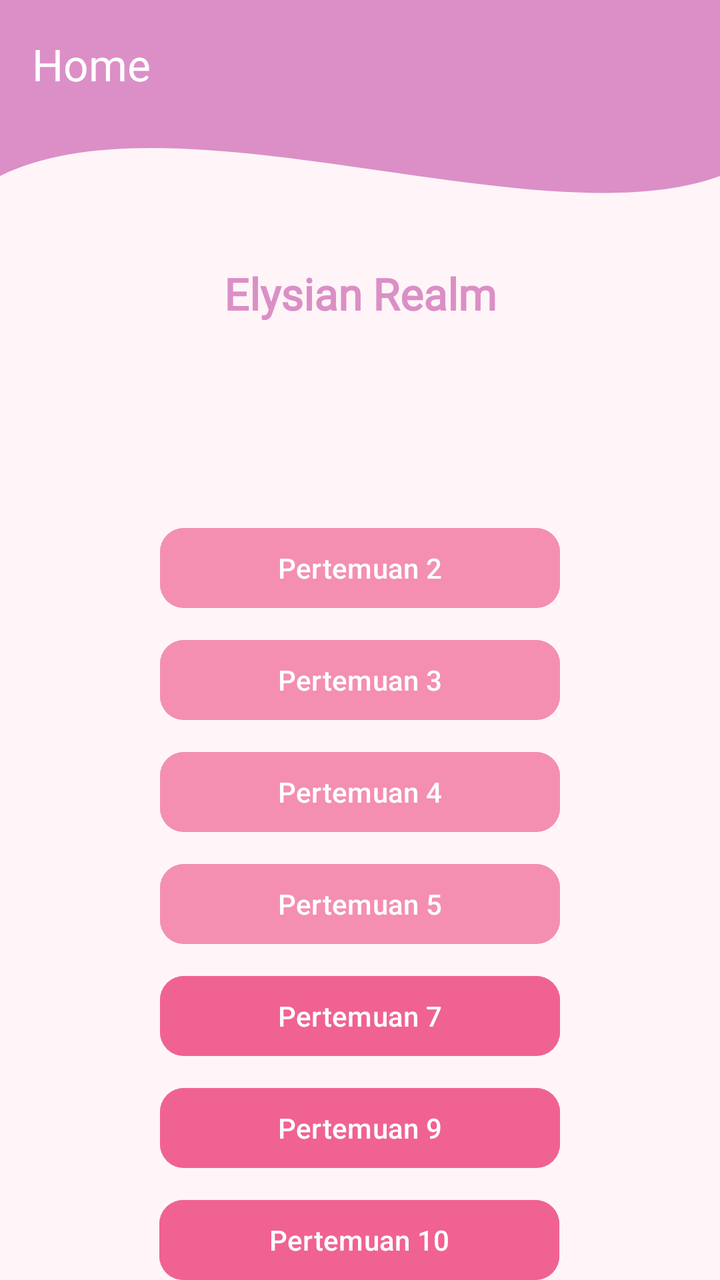
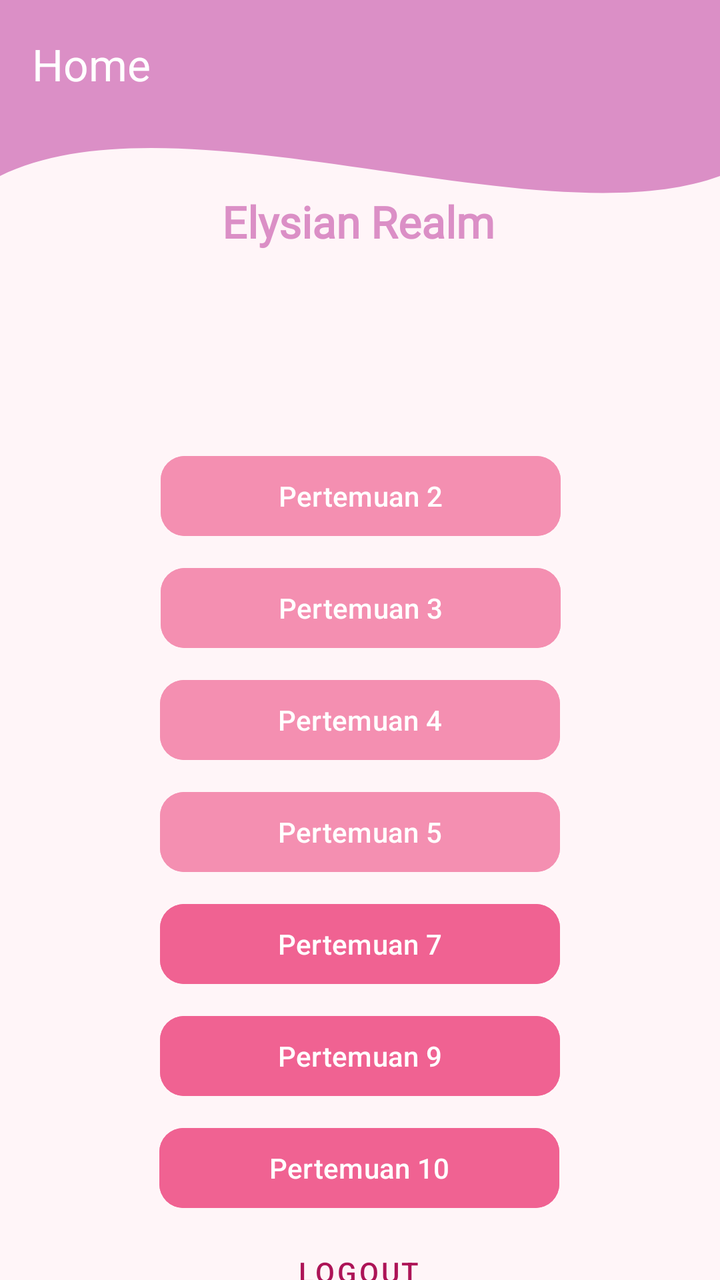

Two renders of the same Android screen: before a commit and after it. Below are the layout's source before the change and the commit's diff.
<!-- AndroidManifest.xml: application theme Theme.BellApps -->
<!-- res/layout/fragment_home.xml -->
<?xml version="1.0" encoding="utf-8"?>
<androidx.constraintlayout.widget.ConstraintLayout xmlns:android="http://schemas.android.com/apk/res/android"
    xmlns:tools="http://schemas.android.com/tools"
    android:layout_width="match_parent"
    android:layout_height="match_parent"
    xmlns:app="http://schemas.android.com/apk/res-auto"
    android:background="#FFF5F8"
    tools:context=".Home.HomeFragment">

    <View
        android:id="@+id/background_header"
        android:layout_width="0dp"
        android:layout_height="220dp"
        android:background="@drawable/bg_header_wave"
        app:layout_constraintStart_toStartOf="parent"
        app:layout_constraintEnd_toEndOf="parent"
        app:layout_constraintTop_toTopOf="parent"/>

    <androidx.appcompat.widget.Toolbar
        android:id="@+id/toolbar"
        android:layout_width="match_parent"
        android:layout_height="?attr/actionBarSize"
        android:background="@android:color/transparent"
        app:layout_constraintEnd_toEndOf="parent"
        app:layout_constraintStart_toStartOf="parent"
        app:layout_constraintTop_toTopOf="parent"
        app:title="Home"
        app:titleTextColor="#FFFFFF" />

    <TextView
        android:id="@+id/textView5"
        android:layout_width="wrap_content"
        android:layout_height="wrap_content"
        android:layout_marginTop="132dp"
        android:fontFamily="@font/tegaksambung"
        android:text="Elysian Realm"
        android:textColor="@color/bg"
        android:textSize="22sp"
        android:textStyle="bold"
        app:layout_constraintEnd_toEndOf="parent"
        app:layout_constraintStart_toStartOf="parent"
        app:layout_constraintTop_toTopOf="parent" />

    <com.google.android.material.button.MaterialButton
        android:id="@+id/btnToSec"
        android:layout_width="200dp"
        android:layout_height="wrap_content"
        android:layout_marginTop="40dp"
        android:text="Pertemuan 2"
        android:textAllCaps="false"
        android:backgroundTint="#F48FB1"
        app:cornerRadius="12dp"
        app:layout_constraintEnd_toEndOf="parent"
        app:layout_constraintStart_toStartOf="parent"
        app:layout_constraintTop_toBottomOf="@+id/background_header" />

    <com.google.android.material.button.MaterialButton
        android:id="@+id/btnToThird"
        android:layout_width="200dp"
        android:layout_height="wrap_content"
        android:layout_marginTop="8dp"
        android:text="Pertemuan 3"
        android:textAllCaps="false"
        android:backgroundTint="#F48FB1"
        app:cornerRadius="12dp"
        app:layout_constraintEnd_toEndOf="parent"
        app:layout_constraintStart_toStartOf="parent"
        app:layout_constraintTop_toBottomOf="@+id/btnToSec" />

    <com.google.android.material.button.MaterialButton
        android:id="@+id/btnToFourth"
        android:layout_width="200dp"
        android:layout_height="wrap_content"
        android:layout_marginTop="8dp"
        android:text="Pertemuan 4"
        android:textAllCaps="false"
        android:backgroundTint="#F48FB1"
        app:cornerRadius="12dp"
        app:layout_constraintEnd_toEndOf="parent"
        app:layout_constraintStart_toStartOf="parent"
        app:layout_constraintTop_toBottomOf="@+id/btnToThird" />

    <com.google.android.material.button.MaterialButton
        android:id="@+id/btnToFifth"
        android:layout_width="200dp"
        android:layout_height="wrap_content"
        android:layout_marginTop="8dp"
        android:text="Pertemuan 5"
        android:textAllCaps="false"
        android:backgroundTint="#F48FB1"
        app:cornerRadius="12dp"
        app:layout_constraintEnd_toEndOf="parent"
        app:layout_constraintStart_toStartOf="parent"
        app:layout_constraintTop_toBottomOf="@+id/btnToFourth" />

    <com.google.android.material.button.MaterialButton
        android:id="@+id/btnToSeventh"
        android:layout_width="200dp"
        android:layout_height="wrap_content"
        android:layout_marginTop="8dp"
        android:text="Pertemuan 7"
        android:textAllCaps="false"
        android:backgroundTint="#F06292"
        app:cornerRadius="12dp"
        app:layout_constraintEnd_toEndOf="parent"
        app:layout_constraintStart_toStartOf="parent"
        app:layout_constraintTop_toBottomOf="@+id/btnToFifth" />


    <com.google.android.material.button.MaterialButton
        android:id="@+id/btnToNinth"
        android:layout_width="200dp"
        android:layout_height="wrap_content"
        android:layout_marginTop="8dp"
        android:text="Pertemuan 9"
        android:textAllCaps="false"
        android:backgroundTint="#F06292"
        app:cornerRadius="12dp"
        app:layout_constraintEnd_toEndOf="parent"
        app:layout_constraintStart_toStartOf="parent"
        app:layout_constraintTop_toBottomOf="@+id/btnToSeventh" />


    <com.google.android.material.button.MaterialButton
        android:id="@+id/btnToTenth"
        android:layout_width="200dp"
        android:layout_height="wrap_content"
        android:layout_marginTop="8dp"
        android:backgroundTint="#F06292"
        android:text="Pertemuan 10"
        android:textAllCaps="false"
        app:cornerRadius="12dp"
        app:layout_constraintEnd_toEndOf="parent"
        app:layout_constraintHorizontal_bias="0.497"
        app:layout_constraintStart_toStartOf="parent"
        app:layout_constraintTop_toBottomOf="@+id/btnToNinth" />

    <com.google.android.material.button.MaterialButton
        android:id="@+id/btnlogout"
        style="@style/Widget.MaterialComponents.Button.TextButton"
        android:layout_width="wrap_content"
        android:layout_height="wrap_content"
        android:layout_marginTop="20dp"
        android:text="Logout"
        android:textColor="#AD1457"
        app:layout_constraintEnd_toEndOf="parent"
        app:layout_constraintHorizontal_bias="0.498"
        app:layout_constraintStart_toStartOf="parent"
        app:layout_constraintTop_toBottomOf="@+id/btnToTenth" />

</androidx.constraintlayout.widget.ConstraintLayout>
<!-- resources referenced by this layout -->
<resources>
  <color name="bg">#DB8FC6</color>
  <!-- drawable bg_header_wave (drawable) -->
  <vector xmlns:android="http://schemas.android.com/apk/res/android"
      android:width="100dp"
      android:height="100dp"
      android:viewportWidth="100"
      android:viewportHeight="100">
  
      <path
          android:fillColor="@color/bg"
          android:pathData="
              M0,0
              L100,0
              L100,40
              C 75,55
                25,20
                0,40
              Z" />
  </vector>
  <style name="Theme.BellApps" parent="Base.Theme.BellApps" />
  <style name="Base.Theme.BellApps" parent="Theme.Material3.DayNight.NoActionBar">
          
          
      </style>
</resources>

<!-- the commit's change to res/layout/fragment_home.xml (unified diff, before → after) -->
@@ -31,13 +31,14 @@
         android:id="@+id/textView5"
         android:layout_width="wrap_content"
         android:layout_height="wrap_content"
-        android:layout_marginTop="132dp"
+        android:layout_marginTop="96dp"
         android:fontFamily="@font/tegaksambung"
         android:text="Elysian Realm"
         android:textColor="@color/bg"
         android:textSize="22sp"
         android:textStyle="bold"
         app:layout_constraintEnd_toEndOf="parent"
+        app:layout_constraintHorizontal_bias="0.497"
         app:layout_constraintStart_toStartOf="parent"
         app:layout_constraintTop_toTopOf="parent" />
 
@@ -45,12 +46,13 @@
         android:id="@+id/btnToSec"
         android:layout_width="200dp"
         android:layout_height="wrap_content"
-        android:layout_marginTop="40dp"
+        android:layout_marginTop="4dp"
+        android:backgroundTint="#F48FB1"
         android:text="Pertemuan 2"
         android:textAllCaps="false"
-        android:backgroundTint="#F48FB1"
         app:cornerRadius="12dp"
         app:layout_constraintEnd_toEndOf="parent"
+        app:layout_constraintHorizontal_bias="0.502"
         app:layout_constraintStart_toStartOf="parent"
         app:layout_constraintTop_toBottomOf="@+id/background_header" />
 
@@ -59,11 +61,12 @@
         android:layout_width="200dp"
         android:layout_height="wrap_content"
         android:layout_marginTop="8dp"
+        android:backgroundTint="#F48FB1"
         android:text="Pertemuan 3"
         android:textAllCaps="false"
-        android:backgroundTint="#F48FB1"
         app:cornerRadius="12dp"
         app:layout_constraintEnd_toEndOf="parent"
+        app:layout_constraintHorizontal_bias="0.502"
         app:layout_constraintStart_toStartOf="parent"
         app:layout_constraintTop_toBottomOf="@+id/btnToSec" />
 
@@ -135,12 +138,13 @@
         app:layout_constraintStart_toStartOf="parent"
         app:layout_constraintTop_toBottomOf="@+id/btnToNinth" />
 
+
     <com.google.android.material.button.MaterialButton
         android:id="@+id/btnlogout"
         style="@style/Widget.MaterialComponents.Button.TextButton"
         android:layout_width="wrap_content"
         android:layout_height="wrap_content"
-        android:layout_marginTop="20dp"
+        android:layout_marginTop="4dp"
         android:text="Logout"
         android:textColor="#AD1457"
         app:layout_constraintEnd_toEndOf="parent"
@@ -148,4 +152,13 @@
         app:layout_constraintStart_toStartOf="parent"
         app:layout_constraintTop_toBottomOf="@+id/btnToTenth" />
 
+    <androidx.recyclerview.widget.RecyclerView
+        android:id="@+id/rvGallery"
+        android:layout_width="match_parent"
+        android:layout_height="0dp"
+        android:layout_marginTop="16dp"
+        android:padding="8dp"
+        app:layout_constraintTop_toBottomOf="@+id/btnlogout"
+        tools:layout_editor_absoluteX="0dp" />
+
 </androidx.constraintlayout.widget.ConstraintLayout>
